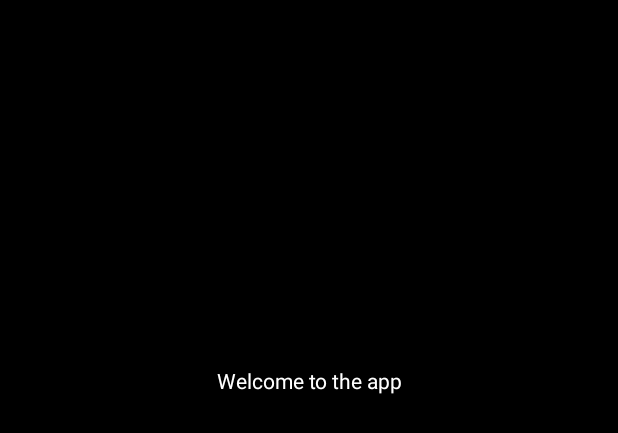
After one commit to zayelmech/android_loggin, an Android app: the layout activity_welcome.xml on its own in the app's theme, with its tools: preview values and no code run, on a phone screen of 412 x 824 dp. The commit adds this screen. Shown: the top 433 px of the screen. Run offline under Robolectric (Android 15) with nearby library versions, the phone set to English and light mode, and no system bars.

Commit message:
welcome layout ready

```diff
--- a/app/build.gradle
+++ b/app/build.gradle
@@ -25,6 +25,9 @@ android {
         sourceCompatibility JavaVersion.VERSION_1_8
         targetCompatibility JavaVersion.VERSION_1_8
     }
+    buildFeatures {
+        viewBinding true
+    }
 }
 
 dependencies {
@@ -32,6 +35,8 @@ dependencies {
     implementation 'androidx.appcompat:appcompat:1.3.0'
     implementation 'com.google.android.material:material:1.4.0'
     implementation 'androidx.constraintlayout:constraintlayout:2.0.4'
+    implementation 'androidx.navigation:navigation-fragment:2.3.5'
+    implementation 'androidx.navigation:navigation-ui:2.3.5'
     testImplementation 'junit:junit:4.13.2'
     androidTestImplementation 'androidx.test.ext:junit:1.1.3'
     androidTestImplementation 'androidx.test.espresso:espresso-core:3.4.0'
--- /dev/null
+++ b/app/src/main/res/layout/activity_welcome.xml
@@ -0,0 +1,21 @@
+<?xml version="1.0" encoding="utf-8"?>
+<androidx.constraintlayout.widget.ConstraintLayout xmlns:android="http://schemas.android.com/apk/res/android"
+    xmlns:app="http://schemas.android.com/apk/res-auto"
+    xmlns:tools="http://schemas.android.com/tools"
+    android:layout_width="match_parent"
+    android:layout_height="match_parent"
+    android:background="@color/black"
+    tools:context=".Welcome">
+
+    <TextView
+        android:id="@+id/welcome_message"
+        android:layout_width="match_parent"
+        android:layout_height="wrap_content"
+        android:layout_marginTop="244dp"
+        android:textAlignment="center"
+        android:textColor="@color/white"
+        android:text="@string/welcome_to_the_app"
+        app:layout_constraintEnd_toEndOf="parent"
+        app:layout_constraintStart_toStartOf="parent"
+        app:layout_constraintTop_toTopOf="parent" />
+</androidx.constraintlayout.widget.ConstraintLayout>
--- /dev/null
+++ b/app/src/main/res/values-land/dimens.xml
@@ -0,0 +1,3 @@
+<resources>
+    <dimen name="fab_margin">48dp</dimen>
+</resources>
--- /dev/null
+++ b/app/src/main/res/values-w1240dp/dimens.xml
@@ -0,0 +1,3 @@
+<resources>
+    <dimen name="fab_margin">200dp</dimen>
+</resources>
--- /dev/null
+++ b/app/src/main/res/values-w600dp/dimens.xml
@@ -0,0 +1,3 @@
+<resources>
+    <dimen name="fab_margin">48dp</dimen>
+</resources>
--- /dev/null
+++ b/app/src/main/res/values/dimens.xml
@@ -0,0 +1,3 @@
+<resources>
+    <dimen name="fab_margin">16dp</dimen>
+</resources>
--- a/app/src/main/res/values/themes.xml
+++ b/app/src/main/res/values/themes.xml
@@ -2,7 +2,7 @@
     <!-- Base application theme. -->
     <style name="Theme.LoginScreen" parent="Theme.MaterialComponents.DayNight.DarkActionBar">
         <!-- Primary brand color. -->
-        <item name="colorPrimary">@color/purple_500</item>
+        <item name="colorPrimary">@color/black</item>
         <item name="colorPrimaryVariant">@color/purple_700</item>
         <item name="colorOnPrimary">@color/white</item>
         <!-- Secondary brand color. -->
@@ -24,4 +24,13 @@
         <item name="android:drawableEnd">@drawable/tick</item>
         <item name="android:drawableStart">@drawable/vector_person</item>
     </style>
+
+    <style name="Theme.LoginScreen.NoActionBar">
+        <item name="windowActionBar">false</item>
+        <item name="windowNoTitle">true</item>
+    </style>
+
+    <style name="Theme.LoginScreen.AppBarOverlay" parent="ThemeOverlay.AppCompat.Dark.ActionBar" />
+
+    <style name="Theme.LoginScreen.PopupOverlay" parent="ThemeOverlay.AppCompat.Light" />
 </resources>
```
Also changed, not shown: app/src/main/AndroidManifest.xml (+16 -9 lines), app/src/main/java/com/enhanceit/loginscreen/MainActivity2.java (+40 -9 lines), app/src/main/java/com/enhanceit/loginscreen/Welcome.java (added, +22 -0 lines), app/src/main/res/layout/activity_main2.xml (+6 -5 lines), app/src/main/res/navigation/nav_graph.xml (added, +28 -0 lines), app/src/main/res/values/strings.xml (+10 -0 lines).
